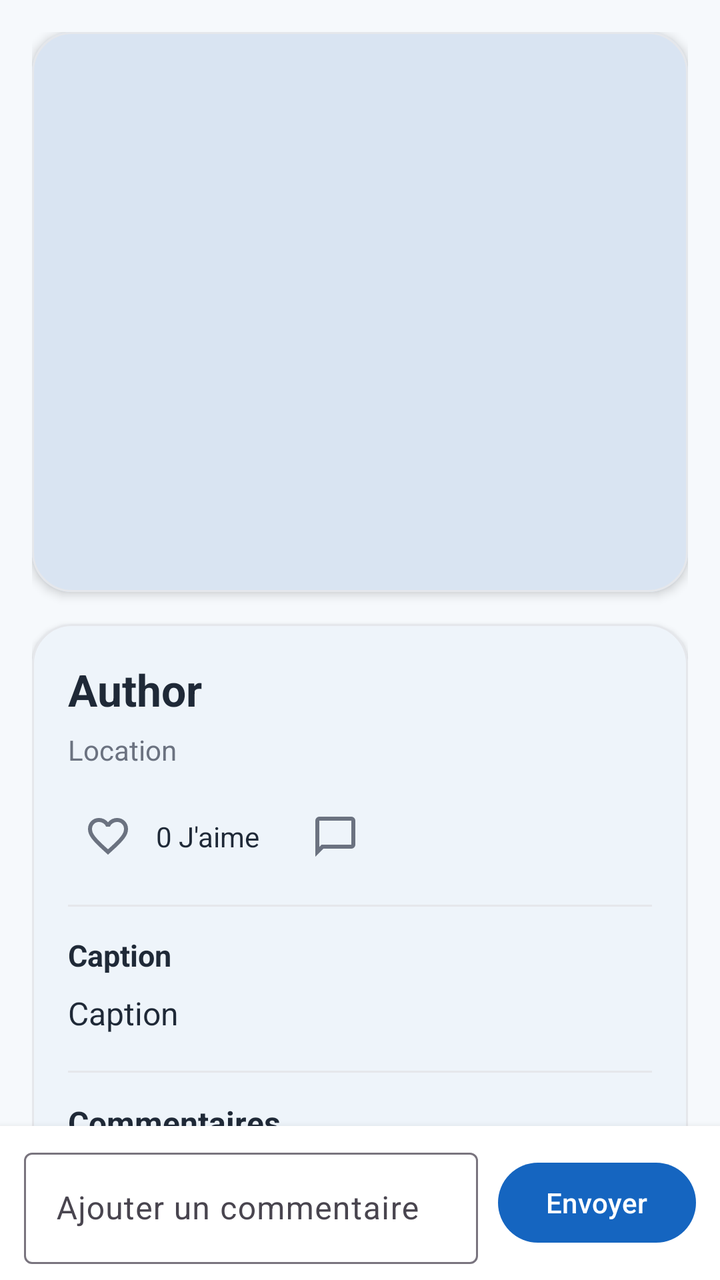
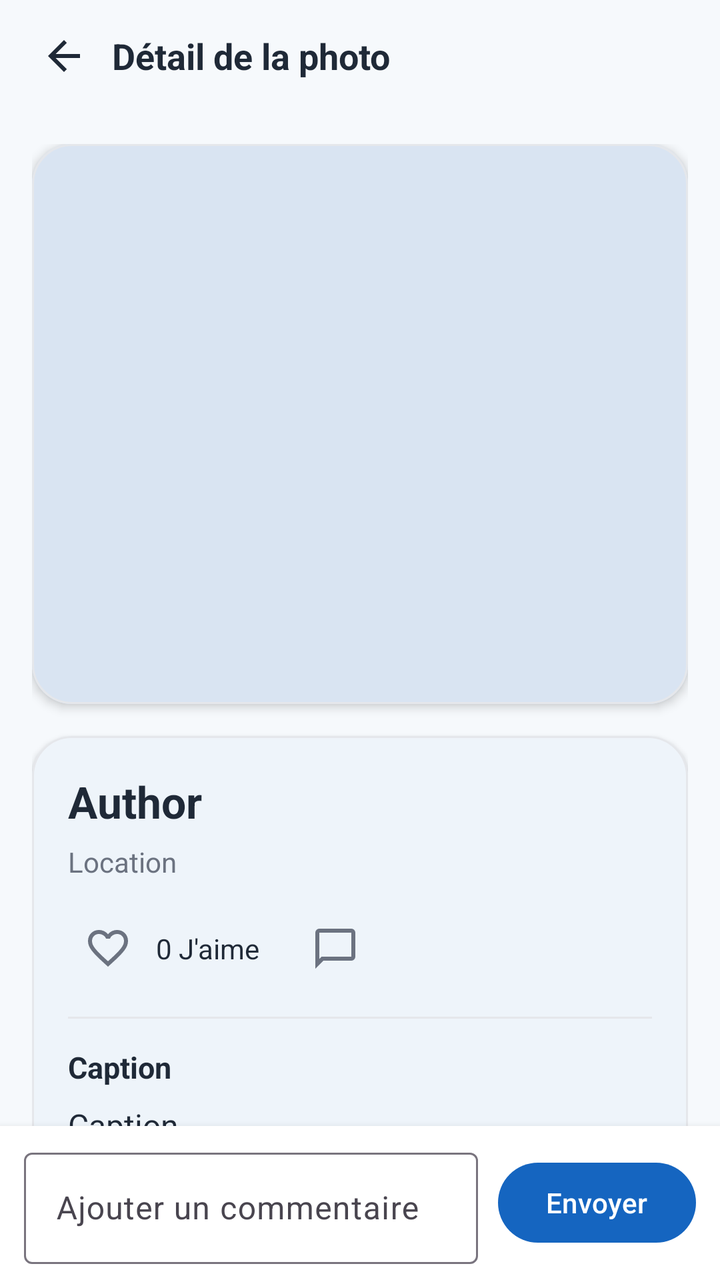

Screens rendered from an Android XML layout before and after an edit, with the pre-edit source and the edit as a unified diff.
<!-- AndroidManifest.xml: application theme Theme.Traveling -->
<!-- res/layout/fragment_photo_detail.xml -->
<?xml version="1.0" encoding="utf-8"?>
<LinearLayout xmlns:android="http://schemas.android.com/apk/res/android"
    xmlns:app="http://schemas.android.com/apk/res-auto"
    android:layout_width="match_parent"
    android:layout_height="match_parent"
    android:background="@color/travel_background"
    android:orientation="vertical">

    
    <androidx.core.widget.NestedScrollView
        android:layout_width="match_parent"
        android:layout_height="0dp"
        android:layout_weight="1"
        android:fillViewport="true">

        <LinearLayout
            android:layout_width="match_parent"
            android:layout_height="wrap_content"
            android:orientation="vertical"
            android:padding="16dp">

            <com.google.android.material.card.MaterialCardView
                android:layout_width="match_parent"
                android:layout_height="wrap_content"
                app:cardCornerRadius="20dp"
                app:cardElevation="3dp"
                app:strokeColor="#E5E7EB"
                app:strokeWidth="1dp">

                <ImageView
                    android:id="@+id/imageDetailPost"
                    android:layout_width="match_parent"
                    android:layout_height="280dp"
                    android:background="@drawable/bg_post_placeholder"
                    android:contentDescription="Post image"
                    android:scaleType="centerCrop" />
            </com.google.android.material.card.MaterialCardView>

            <com.google.android.material.card.MaterialCardView
                android:layout_width="match_parent"
                android:layout_height="wrap_content"
                android:layout_marginTop="16dp"
                android:layout_marginBottom="16dp"
                app:cardCornerRadius="20dp"
                app:cardElevation="2dp"
                app:strokeColor="#E5E7EB"
                app:strokeWidth="1dp">

                <LinearLayout
                    android:layout_width="match_parent"
                    android:layout_height="wrap_content"
                    android:orientation="vertical"
                    android:padding="18dp">

                    <com.google.android.material.textview.MaterialTextView
                        android:id="@+id/textDetailAuthorName"
                        android:layout_width="wrap_content"
                        android:layout_height="wrap_content"
                        android:text="Author"
                        android:textColor="@color/travel_on_surface"
                        android:textSize="22sp"
                        android:textStyle="bold" />

                    <com.google.android.material.textview.MaterialTextView
                        android:id="@+id/textDetailLocationName"
                        android:layout_width="wrap_content"
                        android:layout_height="wrap_content"
                        android:layout_marginTop="6dp"
                        android:text="Location"
                        android:textColor="#6B7280"
                        android:textSize="14sp" />

                    <LinearLayout
                        android:layout_width="match_parent"
                        android:layout_height="wrap_content"
                        android:layout_marginTop="14dp"
                        android:gravity="center_vertical"
                        android:orientation="horizontal">

                        <ImageButton
                            android:id="@+id/buttonDetailLike"
                            android:layout_width="40dp"
                            android:layout_height="40dp"
                            android:background="@android:color/transparent"
                            android:contentDescription="Like"
                            android:padding="8dp"
                            android:src="@drawable/ic_favorite_outline"
                            app:tint="#6B7280" />

                        <com.google.android.material.textview.MaterialTextView
                            android:id="@+id/textDetailLikeCount"
                            android:layout_width="wrap_content"
                            android:layout_height="wrap_content"
                            android:layout_marginStart="4dp"
                            android:layout_marginEnd="18dp"
                            android:text="0 J'aime"
                            android:textColor="@color/travel_on_surface"
                            android:textSize="14sp" />

                        <ImageButton
                            android:id="@+id/buttonDetailComment"
                            android:layout_width="40dp"
                            android:layout_height="40dp"
                            android:background="@android:color/transparent"
                            android:contentDescription="Comment"
                            android:padding="8dp"
                            android:src="@drawable/ic_comment_outline"
                            app:tint="#6B7280" />
                    </LinearLayout>

                    <View
                        android:layout_width="match_parent"
                        android:layout_height="1dp"
                        android:layout_marginTop="14dp"
                        android:layout_marginBottom="14dp"
                        android:background="#E5E7EB" />

                    <com.google.android.material.textview.MaterialTextView
                        android:layout_width="wrap_content"
                        android:layout_height="wrap_content"
                        android:text="Caption"
                        android:textColor="@color/travel_on_surface"
                        android:textSize="15sp"
                        android:textStyle="bold" />

                    <com.google.android.material.textview.MaterialTextView
                        android:id="@+id/textDetailCaption"
                        android:layout_width="match_parent"
                        android:layout_height="wrap_content"
                        android:layout_marginTop="8dp"
                        android:lineSpacingExtra="2dp"
                        android:text="Caption"
                        android:textColor="@color/travel_on_surface"
                        android:textSize="16sp" />

                    <View
                        android:layout_width="match_parent"
                        android:layout_height="1dp"
                        android:layout_marginTop="18dp"
                        android:layout_marginBottom="14dp"
                        android:background="#E5E7EB" />

                    <com.google.android.material.textview.MaterialTextView
                        android:id="@+id/textCommentsTitle"
                        android:layout_width="wrap_content"
                        android:layout_height="wrap_content"
                        android:text="Commentaires"
                        android:textColor="@color/travel_on_surface"
                        android:textSize="16sp"
                        android:textStyle="bold" />

                    <androidx.recyclerview.widget.RecyclerView
                        android:id="@+id/recyclerViewComments"
                        android:layout_width="match_parent"
                        android:layout_height="wrap_content"
                        android:layout_marginTop="10dp"
                        android:nestedScrollingEnabled="false" />

                    <com.google.android.material.textview.MaterialTextView
                        android:id="@+id/textNoComments"
                        android:layout_width="wrap_content"
                        android:layout_height="wrap_content"
                        android:layout_marginTop="10dp"
                        android:text="Aucun commentaire pour le moment."
                        android:textColor="#6B7280"
                        android:textSize="14sp"
                        android:visibility="gone" />

                </LinearLayout>

            </com.google.android.material.card.MaterialCardView>

        </LinearLayout>
    </androidx.core.widget.NestedScrollView>

    
    <LinearLayout
        android:id="@+id/commentInputBar"
        android:layout_width="match_parent"
        android:layout_height="wrap_content"
        android:background="@color/travel_surface"
        android:elevation="6dp"
        android:gravity="center_vertical"
        android:orientation="horizontal"
        android:paddingStart="12dp"
        android:paddingTop="8dp"
        android:paddingEnd="12dp"
        android:paddingBottom="8dp">

        <com.google.android.material.textfield.TextInputLayout
            android:layout_width="0dp"
            android:layout_height="wrap_content"
            android:layout_weight="1"
            android:hint="Ajouter un commentaire">

            <com.google.android.material.textfield.TextInputEditText
                android:id="@+id/editTextComment"
                android:layout_width="match_parent"
                android:layout_height="wrap_content"
                android:maxLines="3" />
        </com.google.android.material.textfield.TextInputLayout>

        <com.google.android.material.button.MaterialButton
            android:id="@+id/buttonSendComment"
            android:layout_width="wrap_content"
            android:layout_height="wrap_content"
            android:layout_marginStart="10dp"
            android:text="Envoyer" />
    </LinearLayout>

</LinearLayout>
<!-- resources referenced by this layout -->
<resources>
  <color name="travel_background">#F6F9FC</color>
  <color name="travel_on_surface">#1F2937</color>
  <color name="travel_surface">#FFFFFF</color>
  <!-- drawable bg_post_placeholder (drawable) -->
  <?xml version="1.0" encoding="utf-8"?>
  <shape xmlns:android="http://schemas.android.com/apk/res/android">
      <corners android:radius="0dp" />
      <solid android:color="#D9E4F2" />
  </shape>
  <!-- drawable ic_comment_outline (drawable) -->
  <vector xmlns:android="http://schemas.android.com/apk/res/android"
      android:width="24dp"
      android:height="24dp"
      android:viewportWidth="960"
      android:viewportHeight="960">
    <path
        android:pathData="M80,880v-720q0,-33 23.5,-56.5T160,80h640q33,0 56.5,23.5T880,160v480q0,33 -23.5,56.5T800,720L240,720L80,880ZM206,640h594v-480L160,160v525l46,-45ZM160,640v-480,480Z"
        android:fillColor="#1f1f1f"/>
  </vector>
  <!-- drawable ic_favorite_outline (drawable) -->
  <vector xmlns:android="http://schemas.android.com/apk/res/android"
      android:width="24dp"
      android:height="24dp"
      android:viewportWidth="960"
      android:viewportHeight="960">
    <path
        android:pathData="m480,840 l-58,-52q-101,-91 -167,-157T150,512.5Q111,460 95.5,416T80,326q0,-94 63,-157t157,-63q52,0 99,22t81,62q34,-40 81,-62t99,-22q94,0 157,63t63,157q0,46 -15.5,90T810,512.5Q771,565 705,631T538,788l-58,52ZM480,732q96,-86 158,-147.5t98,-107q36,-45.5 50,-81t14,-70.5q0,-60 -40,-100t-100,-40q-47,0 -87,26.5T518,280h-76q-15,-41 -55,-67.5T300,186q-60,0 -100,40t-40,100q0,35 14,70.5t50,81q36,45.5 98,107T480,732ZM480,459Z"
        android:fillColor="#1f1f1f"/>
  </vector>
  <style name="Theme.Traveling" parent="Base.Theme.Traveling" />
  <style name="Base.Theme.Traveling" parent="Theme.Material3.DayNight.NoActionBar">
          <item name="colorPrimary">@color/travel_primary</item>
          <item name="colorOnPrimary">@color/travel_on_primary</item>
  
          <item name="colorSecondary">@color/travel_secondary</item>
          <item name="colorOnSecondary">@color/travel_on_secondary</item>
  
          <item name="colorTertiary">@color/travel_tertiary</item>
          <item name="colorOnTertiary">@color/travel_on_tertiary</item>
  
          <item name="android:colorBackground">@color/travel_background</item>
          <item name="colorSurface">@color/travel_surface</item>
          <item name="colorOnSurface">@color/travel_on_surface</item>
      </style>
  <color name="travel_primary">#1565C0</color>
  <color name="travel_on_primary">#FFFFFF</color>
  <color name="travel_secondary">#26A69A</color>
  <color name="travel_on_secondary">#FFFFFF</color>
  <color name="travel_tertiary">#FFB74D</color>
  <color name="travel_on_tertiary">#1F2937</color>
</resources>

<!-- the commit's change to res/layout/fragment_photo_detail.xml (unified diff, before → after) -->
@@ -5,6 +5,36 @@
     android:layout_height="match_parent"
     android:background="@color/travel_background"
     android:orientation="vertical">
+
+    
+    <LinearLayout
+        android:id="@+id/detailTopBar"
+        android:layout_width="match_parent"
+        android:layout_height="56dp"
+        android:background="@color/travel_background"
+        android:gravity="center_vertical"
+        android:orientation="horizontal"
+        android:paddingStart="8dp"
+        android:paddingEnd="16dp">
+
+        <ImageButton
+            android:id="@+id/buttonBack"
+            android:layout_width="48dp"
+            android:layout_height="48dp"
+            android:background="?attr/selectableItemBackgroundBorderless"
+            android:contentDescription="Retour"
+            android:padding="12dp"
+            android:src="@drawable/ic_arrow_back"
+            app:tint="@color/travel_on_surface" />
+
+        <com.google.android.material.textview.MaterialTextView
+            android:layout_width="wrap_content"
+            android:layout_height="wrap_content"
+            android:text="Détail de la photo"
+            android:textColor="@color/travel_on_surface"
+            android:textSize="18sp"
+            android:textStyle="bold" />
+    </LinearLayout>
 
     
     <androidx.core.widget.NestedScrollView
<!-- resource entries referenced after the edit -->
@@ -9,6 +9,17 @@
       <corners android:radius="0dp" />
       <solid android:color="#D9E4F2" />
   </shape>
+  <!-- drawable ic_arrow_back (drawable) -->
+  <vector xmlns:android="http://schemas.android.com/apk/res/android"
+      android:width="24dp"
+      android:height="24dp"
+      android:viewportWidth="24"
+      android:viewportHeight="24">
+  
+      <path
+          android:fillColor="@color/travel_on_surface"
+          android:pathData="M20,11H7.83l5.59,-5.59L12,4l-8,8l8,8l1.42,-1.41L7.83,13H20v-2z" />
+  </vector>
   <!-- drawable ic_comment_outline (drawable) -->
   <vector xmlns:android="http://schemas.android.com/apk/res/android"
       android:width="24dp"
